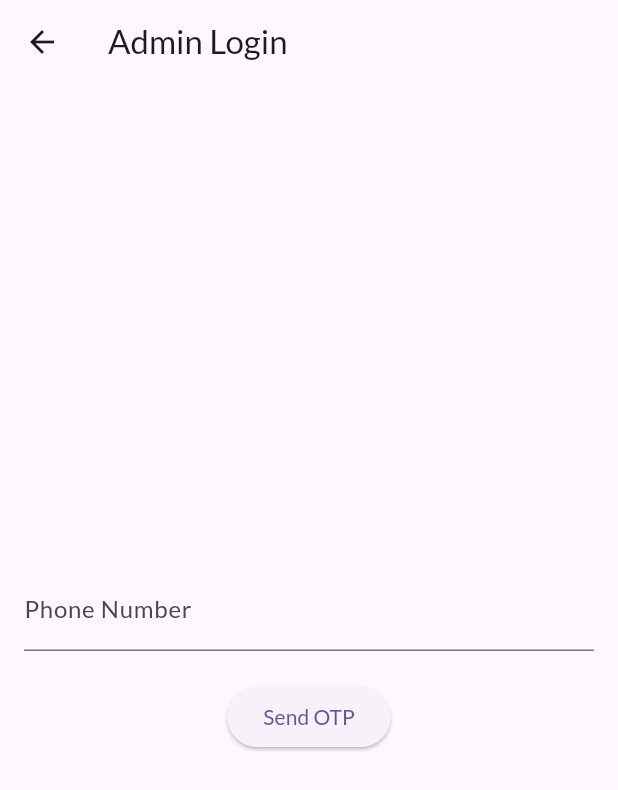
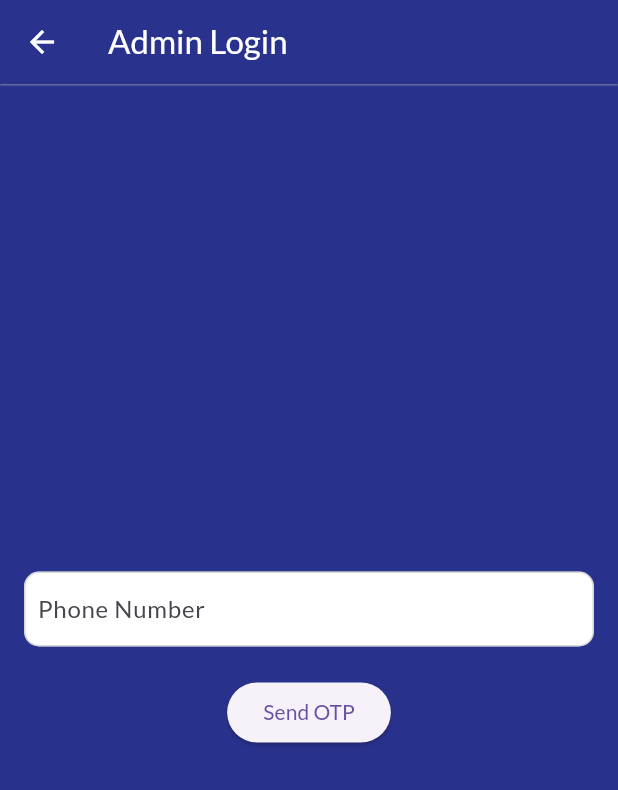
Before and after one commit to Yashkashyap1718/vakilApp, a Flutter app: the AdminLoginPage screen opened directly, on a phone screen of 412 x 824 dp. Shown: the top 790 px of the screen. Run offline on Flutter 3.47's test engine with Material 3 defaults, Android fonts, the phone set to English and light mode, and no system bars; our stand-ins replace assets_audio_player, google_fonts, pinput, share_plus, shared_preferences, sqflite; missing offline and left inert: animated_snack_bar, path_to_regexp; accounts and stored records are empty.

Commit message:
updated code

```diff
--- a/lib/main.dart
+++ b/lib/main.dart
@@ -37,10 +37,10 @@ class MyApp extends StatelessWidget {
               //     titleTextStyle: TextStyle(color: whiteColor, fontSize: 18)),
               useMaterial3: true,
               fontFamily: GoogleFonts.lato().fontFamily),
-        // home: const HomeScreen()
+          home: const HomeScreen()
 
-        initialRoute: initialRoute,
-        routes: routes,
+          // initialRoute: initialRoute,
+          // routes: routes,
           ),
     );
   }
--- a/lib/screen/Admin_Screen/login.dart
+++ b/lib/screen/Admin_Screen/login.dart
@@ -6,8 +6,11 @@ import 'package:flutter/material.dart';
 import 'package:http/http.dart' as http;
 import 'package:provider/provider.dart';
 import 'package:vakil_app/Provider/home_provider.dart';
+import 'package:vakil_app/constants/colors.dart';
+import 'package:vakil_app/model/user_model.dart';
 import 'package:vakil_app/screen/role_choose.dart';
 import 'package:vakil_app/services/api_constant.dart';
+import 'package:vakil_app/services/database_provider.dart';
 import 'package:vakil_app/utils/loadingWrapper.dart';
 
 import '../Customer_Screen/home/home_screen.dart';
@@ -100,8 +103,13 @@ class _AdminLoginPageState extends State<AdminLoginPage> {
       // print(response.body);
 
       String confirmToken = data['token'];
+
+      String role = data['role'];
       print(confirmToken);
       if (response.statusCode == 200) {
+        final UserModel user = UserModel(role: role);
+        final database = DatabaseProvider();
+        await database.insertUser(user);
         Navigator.push(context,
             MaterialPageRoute(builder: (context) => const HomeScreen()));
         AnimatedSnackBar.material(
@@ -131,10 +139,26 @@ class _AdminLoginPageState extends State<AdminLoginPage> {
 
   @override
   Widget build(BuildContext context) {
+    Size size = MediaQuery.of(context).size;
     return LoadingWrapper(
       child: Scaffold(
+        backgroundColor: baseColor,
         appBar: AppBar(
-          title: const Text('Admin Login'),
+          backgroundColor: baseColor,
+          title: const Text(
+            'Admin Login',
+            style: TextStyle(color: whiteColor),
+          ),
+          leading: IconButton(
+              onPressed: () {
+                Navigator.of(context).pop();
+              },
+              icon: Icon(
+                Icons.arrow_back_outlined,
+                color: whiteColor,
+              )),
+          shadowColor: whiteColor,
+          elevation: .5,
         ),
         body: Consumer<HomeProvider>(
           builder: (_, provider, __) {
@@ -145,10 +169,20 @@ class _AdminLoginPageState extends State<AdminLoginPage> {
                 child: Column(
                   mainAxisAlignment: MainAxisAlignment.center,
                   children: [
-                    TextFormField(
+                    Container(
+                      height: 50,
+                      width: size.width,
+                      decoration: BoxDecoration(
+                          color: const Color.fromARGB(255, 255, 255, 255),
+                          border: Border.all(
+                              color: const Color.fromARGB(135, 179, 177, 177)),
+                          borderRadius: BorderRadius.circular(10)),
+                      child: TextFormField(
                         controller: _phoneNumberController,
                         decoration: const InputDecoration(
-                        labelText: 'Phone Number',
+                          contentPadding: EdgeInsets.all(8),
+                          enabledBorder: InputBorder.none,
+                          hintText: 'Phone Number',
                         ),
                         keyboardType: TextInputType.phone,
                         validator: (value) {
@@ -158,13 +192,24 @@ class _AdminLoginPageState extends State<AdminLoginPage> {
                           return null;
                         },
                       ),
+                    ),
                     if (_showOtpField)
                       Column(
                         children: [
                           const SizedBox(height: 20),
-                          TextFormField(
+                          Container(
+                            height: 50,
+                            width: size.width,
+                            decoration: BoxDecoration(
+                                color: const Color.fromARGB(255, 255, 255, 255),
+                                border: Border.all(
+                                    color: const Color.fromARGB(
+                                        135, 179, 177, 177)),
+                                borderRadius: BorderRadius.circular(10)),
+                            child: TextFormField(
                               controller: _otpController,
                               decoration: const InputDecoration(
+                                enabledBorder: InputBorder.none,
                                 labelText: 'OTP',
                               ),
                               keyboardType: TextInputType.number,
@@ -175,6 +220,7 @@ class _AdminLoginPageState extends State<AdminLoginPage> {
                                 }
                                 return null;
                               },
+                            ),
                           ),
                         ],
                       ),
--- a/lib/screen/Customer_Screen/Edit Profile/edit_profile.dart
+++ b/lib/screen/Customer_Screen/Edit Profile/edit_profile.dart
@@ -189,8 +189,10 @@ class _EditProfileScreenState extends State<EditProfileScreen> {
                   height: 10,
                 ),
                 TextFormField(
-                  // initialValue: _emailController == null ? "" : "",
-                  controller: _emailController,
+                  initialValue: _emailController == null
+                      ? "Hello"
+                      : _emailController.text,
+                  // controller: _emailController,
                   decoration: const InputDecoration(
                     labelText: 'Email',
                     border: OutlineInputBorder(),
--- a/lib/services/database_provider.dart
+++ b/lib/services/database_provider.dart
@@ -30,7 +30,8 @@ class DatabaseProvider {
       pin_code TEXT,
       country TEXT,
       state TEXT,
-      phone TEXT
+      phone TEXT,
+      role TEXT
     )
     ''',
         );
```
Also changed, not shown: lib/Provider/home_provider.dart (+7 -6 lines), lib/routes/routes.dart (+4 -4 lines), lib/screen/Customer_Screen/Auth/enter_number.dart (+7 -1 lines), lib/screen/Customer_Screen/Auth/otp.dart (+21 -55 lines), lib/screen/Customer_Screen/List of concerned Landing/list_of_concerned_landing_page.dart (+16 -6 lines), lib/screen/Customer_Screen/drawer/drawer.dart (+13 -31 lines), lib/screen/Customer_Screen/home/home_screen.dart (+12 -3 lines). Lines whose indentation alone changed are shown as unchanged.
